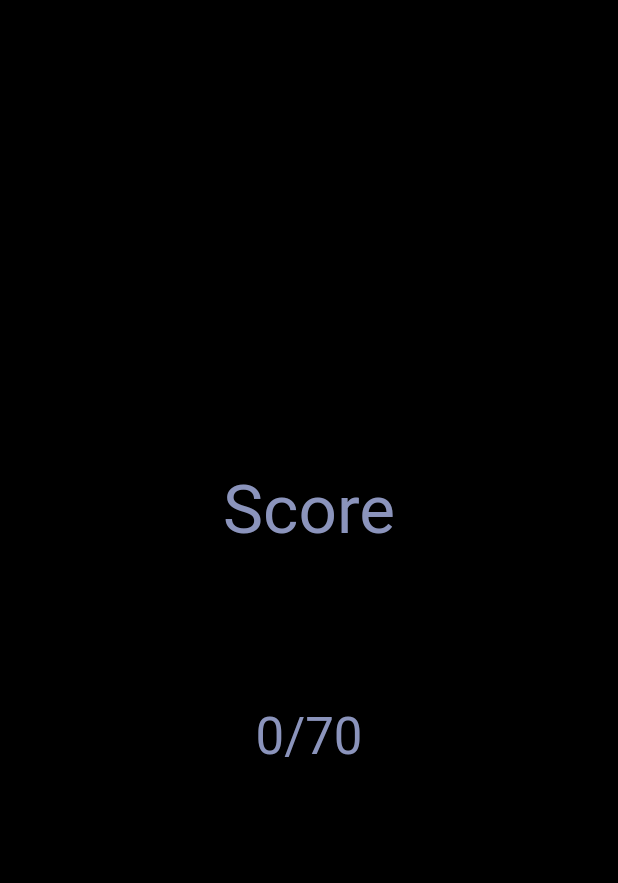
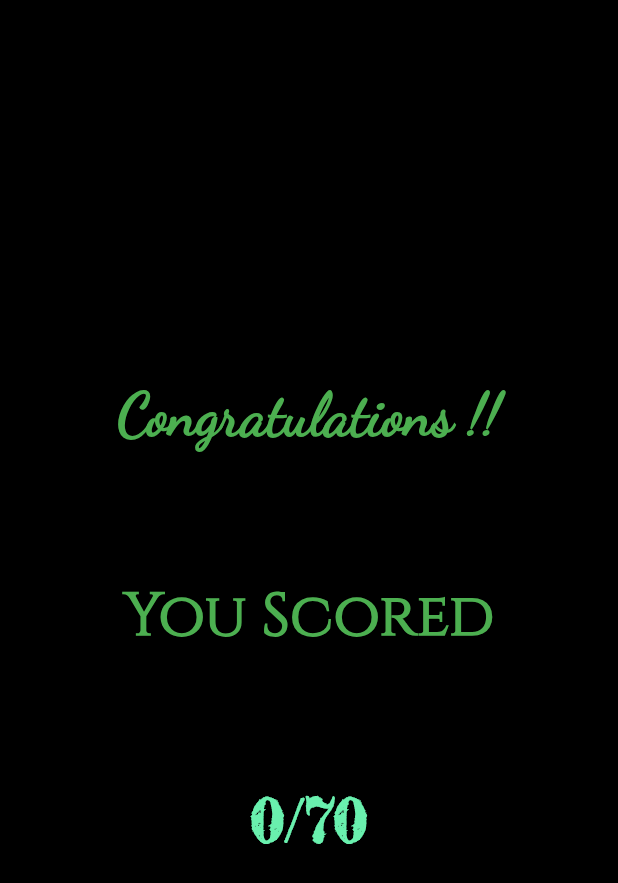
Before and after one commit to mrcodefrost/A7_Elementalists, a Flutter app: the ScoreScreen screen opened directly, on a phone screen of 412 x 824 dp. Shown: the top 883 px of the screen. Run offline on Flutter 3.47's test engine with Material 2 defaults, Android fonts, the phone set to English and light mode, and no system bars; our stand-ins replace get.

Commit message:
Update score.dart

```diff
--- a/lib/screens/score.dart
+++ b/lib/screens/score.dart
@@ -1,6 +1,5 @@
 import 'package:flutter/material.dart';
 import 'package:get/get.dart';
-import 'package:womania/const.dart';
 import 'package:womania/controllers/questions_ctrl.dart';
 
 class ScoreScreen extends StatelessWidget {
@@ -16,20 +15,31 @@ class ScoreScreen extends StatelessWidget {
             children: [
               Spacer(flex: 3),
               Text(
-                "Score",
-                style: Theme.of(context)
-                    .textTheme
-                    .headline3
-                    .copyWith(color: kSecondaryColor),
+                "Congratulations !!",
+                style: TextStyle(
+                  fontFamily: 'Dancing Script',
+                  color: Colors.green,
+                  fontSize: 40.0,
+                  fontWeight: FontWeight.bold,
+                ),
               ),
               Spacer(),
+              Text("You Scored",
+                  style: TextStyle(
+                    fontFamily: 'Cinzel',
+                    color: Colors.green,
+                    fontSize: 40.0,
+                    fontWeight: FontWeight.bold,
+                  )),
+              Spacer(),
               Text(
-                "${_qnControl.numOfCorrectAns * 10}/${_qnControl.questions.length * 10}",
-                style: Theme.of(context)
-                    .textTheme
-                    .headline4
-                    .copyWith(color: kSecondaryColor),
-              ),
+                  "${_qnControl.numOfCorrectAns * 10}/${_qnControl.questions.length * 10}",
+                  style: TextStyle(
+                    fontFamily: 'Fredericka the Great',
+                    color: Colors.greenAccent,
+                    fontSize: 40.0,
+                    fontWeight: FontWeight.bold,
+                  )),
               Spacer(flex: 3),
             ],
           )
```
